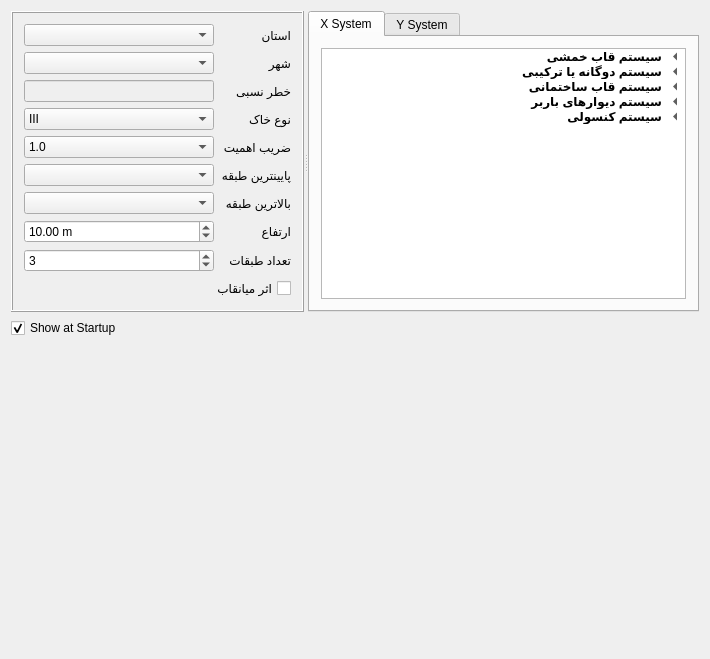
Before: the Qt Designer form widgets/civiltools_project_settings.ui in ebrahimraeyat/civilTools, drawn with Qt 5.
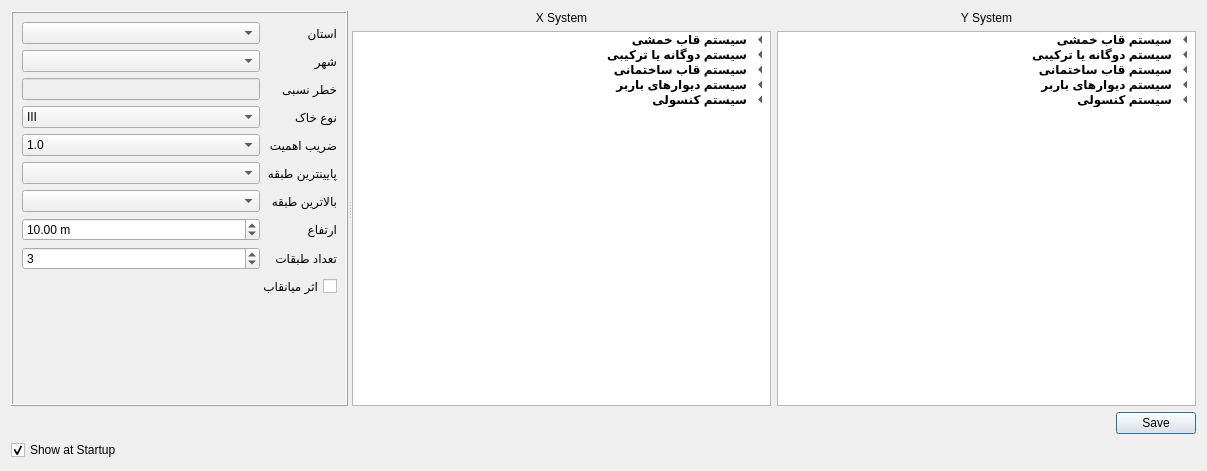
After: the same form once the commit is applied. Icons and pictures are not drawn. Custom widgets are drawn as their Qt base class.

Commit message: show settings in separate windows

Patch:
```diff
--- a/widgets/civiltools_project_settings.ui
+++ b/widgets/civiltools_project_settings.ui
@@ -1,20 +1,21 @@
 <?xml version="1.0" encoding="UTF-8"?>
 <ui version="4.0">
- <class>Gui::Dialog::DlgSettingsCivilTools</class>
- <widget class="QWidget" name="Gui::Dialog::DlgSettingsCivilTools">
+ <class>Dialog</class>
+ <widget class="QDialog" name="Dialog">
   <property name="geometry">
    <rect>
     <x>0</x>
     <y>0</y>
-    <width>710</width>
-    <height>659</height>
+    <width>1207</width>
+    <height>471</height>
    </rect>
   </property>
   <property name="windowTitle">
    <string>Project Settings</string>
   </property>
-  <property name="layoutDirection">
-   <enum>Qt::LeftToRight</enum>
+  <property name="windowIcon">
+   <iconset resource="../civiltools.qrc">
+    <normaloff>:/civiltools/images/automatic.svg</normaloff>:/civiltools/images/automatic.svg</iconset>
   </property>
   <layout class="QVBoxLayout" name="verticalLayout_4">
    <item>
@@ -288,17 +289,35 @@
          </item>
         </layout>
        </item>
+       <item>
+        <spacer name="verticalSpacer">
+         <property name="orientation">
+          <enum>Qt::Vertical</enum>
+         </property>
+         <property name="sizeHint" stdset="0">
+          <size>
+           <width>20</width>
+           <height>40</height>
+          </size>
+         </property>
+        </spacer>
+       </item>
       </layout>
      </widget>
-     <widget class="QTabWidget" name="tabWidget">
-      <property name="currentIndex">
-       <number>0</number>
-      </property>
-      <widget class="QWidget" name="tab">
-       <attribute name="title">
-        <string>X System</string>
-       </attribute>
+     <widget class="QWidget" name="layoutWidget">
+      <layout class="QHBoxLayout" name="horizontalLayout">
+       <item>
        <layout class="QVBoxLayout" name="verticalLayout">
+         <item>
+          <widget class="QLabel" name="label">
+           <property name="text">
+            <string>X System</string>
+           </property>
+           <property name="alignment">
+            <set>Qt::AlignCenter</set>
+           </property>
+          </widget>
+         </item>
         <item>
          <widget class="QTreeWidget" name="x_treeWidget">
           <property name="cursor" stdset="0">
@@ -560,12 +579,19 @@
          </widget>
         </item>
        </layout>
-      </widget>
-      <widget class="QWidget" name="tab_2">
-       <attribute name="title">
-        <string>Y System</string>
-       </attribute>
+       </item>
+       <item>
        <layout class="QVBoxLayout" name="verticalLayout_3">
+         <item>
+          <widget class="QLabel" name="label_2">
+           <property name="text">
+            <string>Y System</string>
+           </property>
+           <property name="alignment">
+            <set>Qt::AlignCenter</set>
+           </property>
+          </widget>
+         </item>
         <item>
          <widget class="QTreeWidget" name="y_treeWidget">
           <property name="layoutDirection">
@@ -809,8 +835,19 @@
          </widget>
         </item>
        </layout>
-      </widget>
-     </widget>
+       </item>
+      </layout>
+     </widget>
+    </widget>
+   </item>
+   <item>
+    <widget class="QDialogButtonBox" name="buttonBox">
+     <property name="orientation">
+      <enum>Qt::Horizontal</enum>
+     </property>
+     <property name="standardButtons">
+      <set>QDialogButtonBox::Save</set>
+     </property>
     </widget>
    </item>
    <item>
@@ -829,23 +866,8 @@
      </property>
     </widget>
    </item>
-   <item>
-    <spacer name="verticalSpacer">
-     <property name="orientation">
-      <enum>Qt::Vertical</enum>
-     </property>
-     <property name="sizeHint" stdset="0">
-      <size>
-       <width>20</width>
-       <height>40</height>
-      </size>
-     </property>
-    </spacer>
-   </item>
   </layout>
  </widget>
- <layoutdefault spacing="6" margin="11"/>
- <pixmapfunction>qPixmapFromMimeSource</pixmapfunction>
  <customwidgets>
   <customwidget>
    <class>Gui::PrefCheckBox</class>
```
Left out of the diff: 41 changed lines with no effect on the pictures. Lines whose indentation alone changed are shown as unchanged. The commit also changes 4 other files.
